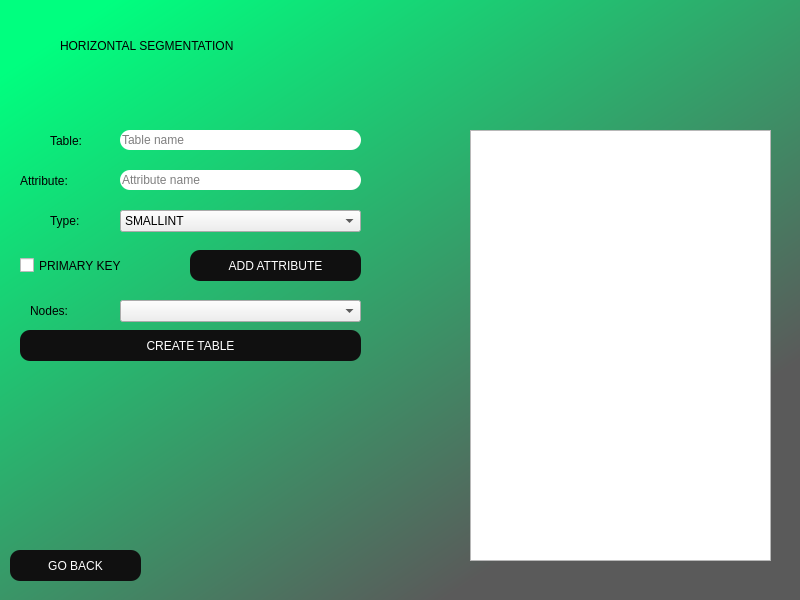
Old version of the form GUI/horizontalWindow.ui in the repository Solis-Steven/databaseProject2.
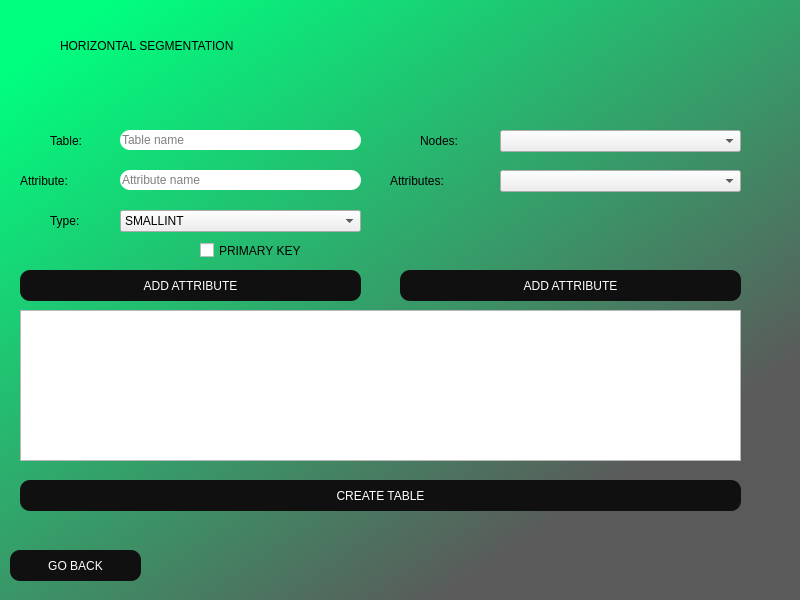
New version of the form.

The edit to the form file:
```diff
--- a/GUI/horizontalWindow.ui
+++ b/GUI/horizontalWindow.ui
@@ -68,8 +68,8 @@
    <widget class="QLabel" name="lblNodes">
     <property name="geometry">
      <rect>
-      <x>30</x>
-      <y>290</y>
+      <x>420</x>
+      <y>120</y>
       <width>81</width>
       <height>41</height>
      </rect>
@@ -86,8 +86,8 @@
     <property name="geometry">
      <rect>
       <x>20</x>
-      <y>330</y>
-      <width>341</width>
+      <y>480</y>
+      <width>721</width>
       <height>31</height>
      </rect>
     </property>
@@ -106,8 +106,8 @@
    <widget class="QComboBox" name="cbNodes">
     <property name="geometry">
      <rect>
-      <x>120</x>
-      <y>300</y>
+      <x>500</x>
+      <y>130</y>
       <width>241</width>
       <height>22</height>
      </rect>
@@ -287,10 +287,10 @@
    <widget class="QListWidget" name="lstInsertedNodes">
     <property name="geometry">
      <rect>
-      <x>470</x>
-      <y>130</y>
-      <width>301</width>
-      <height>431</height>
+      <x>20</x>
+      <y>310</y>
+      <width>721</width>
+      <height>151</height>
      </rect>
     </property>
     <property name="styleSheet">
@@ -300,9 +300,60 @@
    <widget class="QPushButton" name="btnAddAttribute">
     <property name="geometry">
      <rect>
-      <x>190</x>
-      <y>250</y>
-      <width>171</width>
+      <x>20</x>
+      <y>270</y>
+      <width>341</width>
+      <height>31</height>
+     </rect>
+    </property>
+    <property name="styleSheet">
+     <string notr="true">border-radius: 10px;
+font: 12pt &quot;Arial&quot;;
+background-color: rgb(16, 16, 16);
+color: rgb(255, 255, 255);
+
+</string>
+    </property>
+    <property name="text">
+     <string>ADD ATTRIBUTE</string>
+    </property>
+   </widget>
+   <widget class="QComboBox" name="cbAttributes">
+    <property name="geometry">
+     <rect>
+      <x>500</x>
+      <y>170</y>
+      <width>241</width>
+      <height>22</height>
+     </rect>
+    </property>
+    <property name="styleSheet">
+     <string notr="true">font: 12pt &quot;Arial&quot;;</string>
+    </property>
+   </widget>
+   <widget class="QLabel" name="lblNodes_2">
+    <property name="geometry">
+     <rect>
+      <x>390</x>
+      <y>160</y>
+      <width>101</width>
+      <height>41</height>
+     </rect>
+    </property>
+    <property name="styleSheet">
+     <string notr="true">font: 75 16pt &quot;Arial&quot;;
+color: black;</string>
+    </property>
+    <property name="text">
+     <string>Attributes:</string>
+    </property>
+   </widget>
+   <widget class="QPushButton" name="btnAddAttribute_2">
+    <property name="geometry">
+     <rect>
+      <x>400</x>
+      <y>270</y>
+      <width>341</width>
       <height>31</height>
      </rect>
     </property>
@@ -321,10 +372,10 @@
    <widget class="QCheckBox" name="chbPrimaryKey">
     <property name="geometry">
      <rect>
-      <x>20</x>
-      <y>250</y>
+      <x>200</x>
+      <y>240</y>
       <width>161</width>
-      <height>31</height>
+      <height>21</height>
      </rect>
     </property>
     <property name="styleSheet">
```
